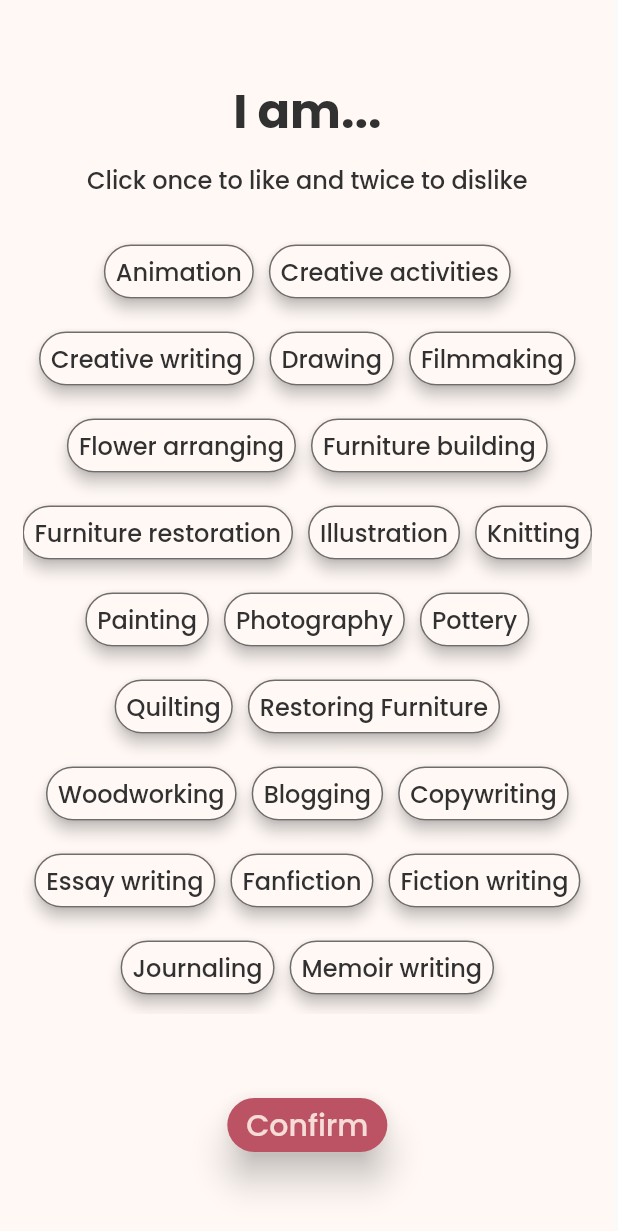
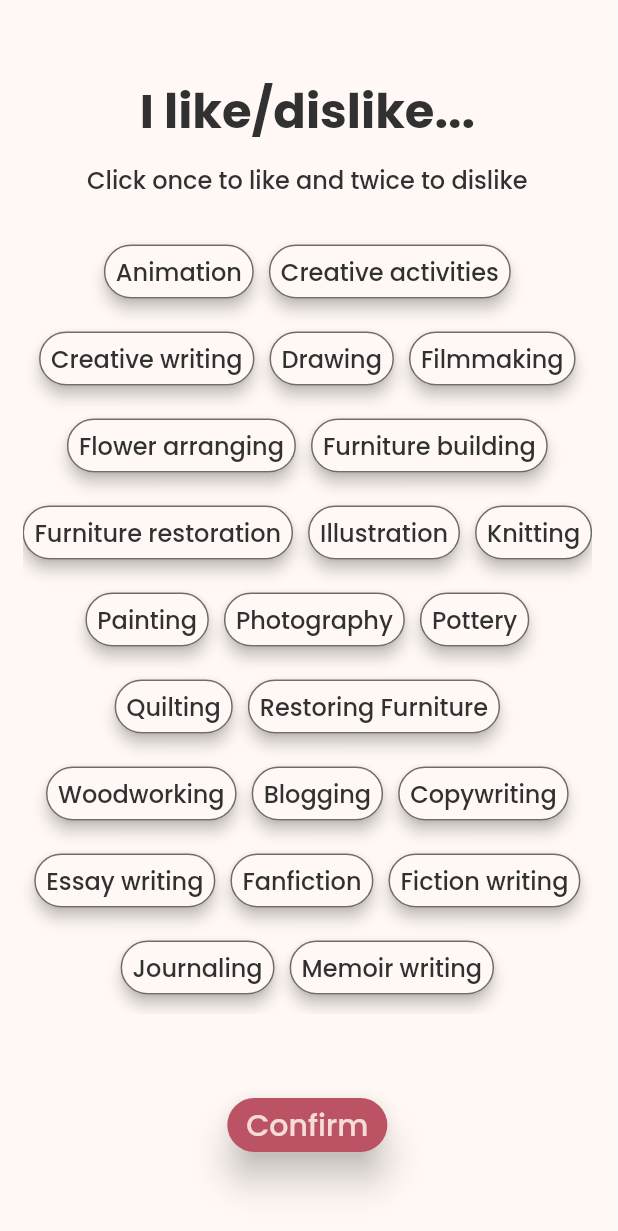
Before and after one commit to rpibusybees/RPIRizz, a Flutter app: the LifestylePage screen opened directly, on a phone screen of 412 x 824 dp. Shown: the top 1231 px of the screen. Run offline on Flutter 3.47's test engine with Material 2 defaults, Android fonts, the light colour scheme and no system bars; our stand-ins replace carousel_slider, cloud_firestore, firebase_auth, firebase_core, firebase_storage, flutter_svg and 1 more; accounts and stored records are empty; generated files the repository leaves out were written again.

Commit message:
Update lifestyle.dart

```diff
--- a/rizz/lib/lifestyle.dart
+++ b/rizz/lib/lifestyle.dart
@@ -71,7 +71,7 @@ class LifestylePageState extends State<LifestylePage> {
             Container(
               padding: Consts.titleQuestionPadding,
               child: Text(
-                'I am...',
+                'I like/dislike...',
                 style: Theme.of(context).textTheme.displayLarge,
                 textAlign: TextAlign.center,
               ),
```
